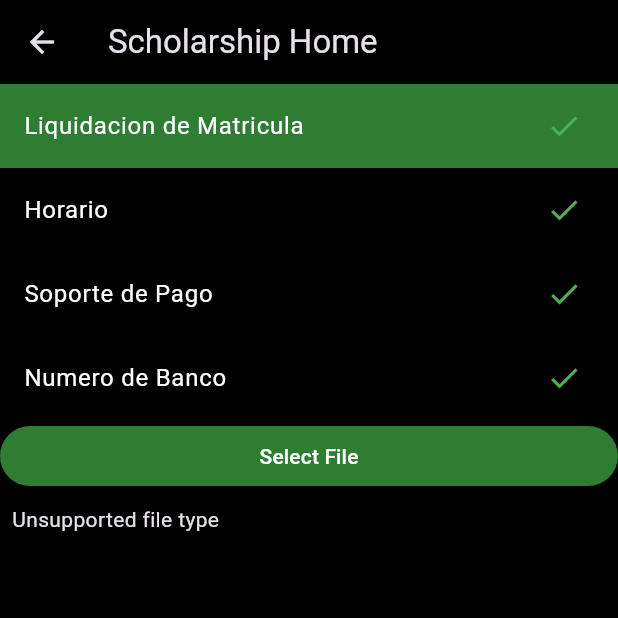
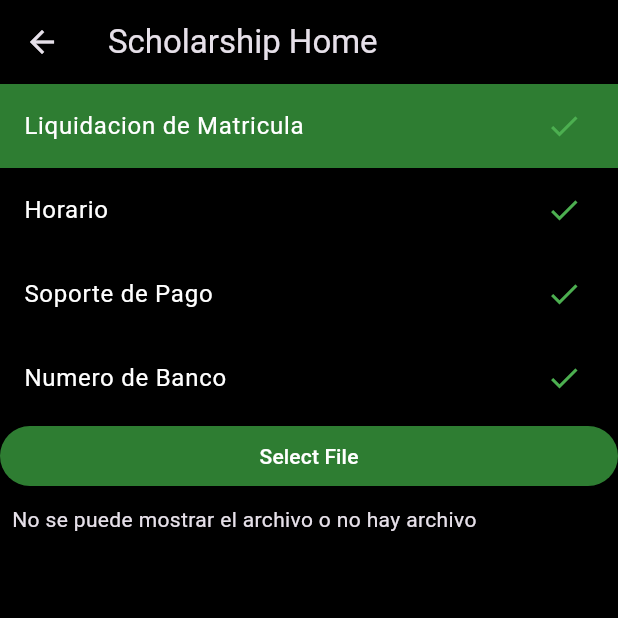
Before and after one commit to cicm4/FCCApp, a Flutter app: the ScholarshipHome screen opened by its route, after a tap on "Liquidacion de Matricula", on a phone screen of 412 x 824 dp, the top half of it. Run offline on Flutter 3.47's test engine with Material 3 defaults, Android fonts, the phone set to English and light mode, and no system bars; our stand-ins replace cloud_firestore, file_picker, firebase_auth, firebase_core, firebase_storage, flutter_spinkit; missing offline and left inert: firebase_app_check, flutter_pdfview; accounts and stored records are empty; network calls fail.

Commit message:
Fix error handling and update text for unsupported file type

```diff
--- a/lib/pages/scholarships/file_preview_home.dart
+++ b/lib/pages/scholarships/file_preview_home.dart
@@ -50,7 +50,7 @@ class _FilePreviewState extends State<FilePreview> {
         if (snapshot.connectionState == ConnectionState.waiting) {
           return const CircularProgressIndicator();
         } else if (snapshot.hasError) {
-          return const Text('Error');
+          return const Text('');
         } else {
           Uint8List data = snapshot.data!;
           String mimeType = lookupMimeType('', headerBytes: data) ?? '';
@@ -71,7 +71,8 @@ class _FilePreviewState extends State<FilePreview> {
               },
             );
           } else {
-            return const Text('Unsupported file type');
+            return const Text(
+                'No se puede mostrar el archivo o no hay archivo');
           }
         }
       },
--- a/lib/pages/scholarships/scholarship_home.dart
+++ b/lib/pages/scholarships/scholarship_home.dart
@@ -19,10 +19,10 @@ class ScholarshipHome extends StatefulWidget {
 
 class _ScholarshipHomeState extends State<ScholarshipHome> {
   UrlFileType? selectedFileType;
-  var selectedFile;
+  dynamic selectedFile;
   String? bankAccountText = '';
   bool isUploading = false;
-  var dataFromDatabase;
+  dynamic dataFromDatabase;
   bool isBankAccountFile = true;
 
   @override
```
